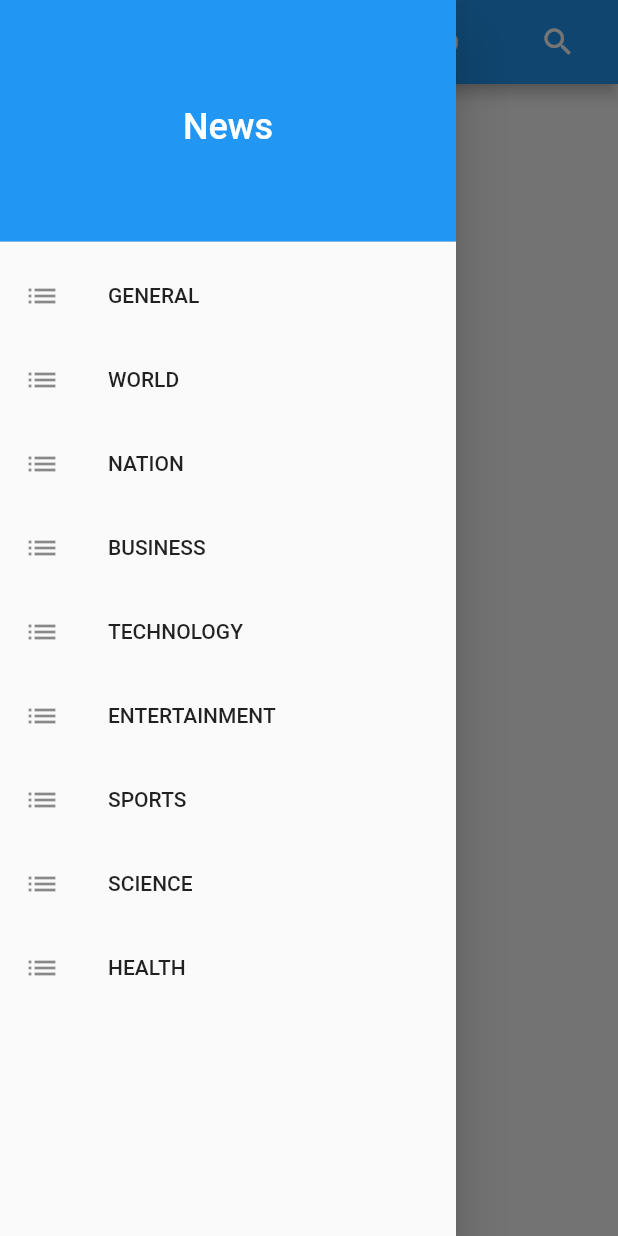
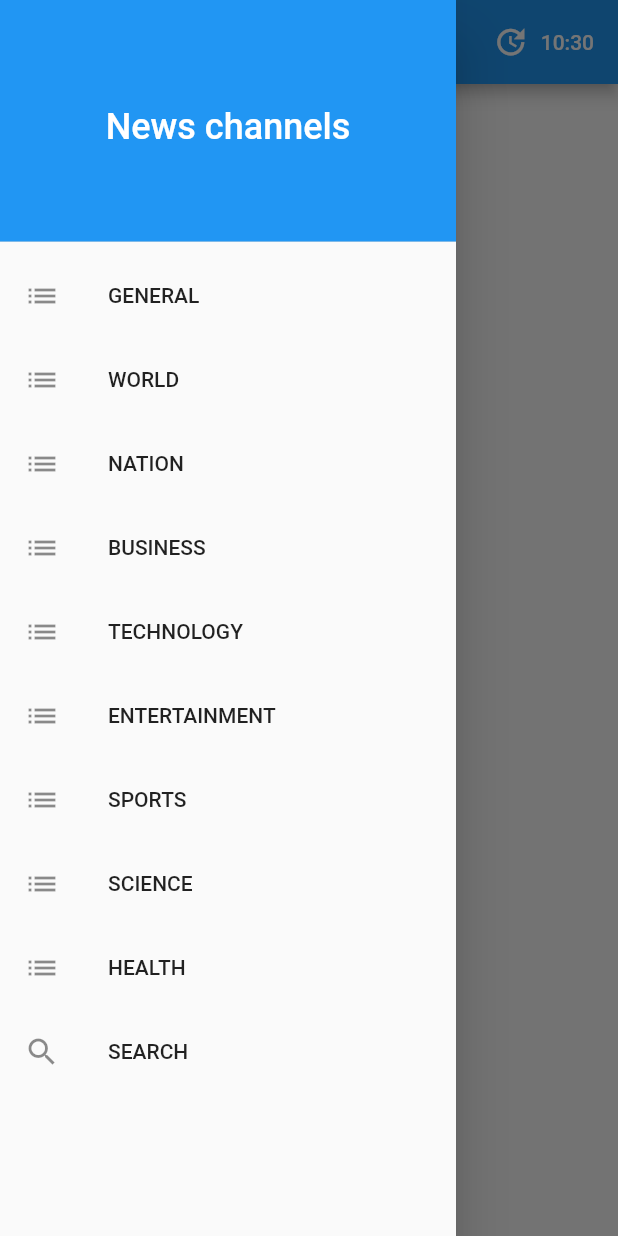
Before and after one commit to lucatrombello/mobilenewsreader, a Flutter app: the screen it shows after launch, with the side drawer open, on a phone screen of 412 x 824 dp. Run offline on Flutter 3.47's test engine with Material 2 defaults, Android fonts, the phone set to English and light mode, and no system bars; drawn by our look-alikes of pull_to_refresh; our stand-ins replace flutter_html; missing offline and left inert: webfeed; network calls fail.

Commit message:
refactor update button and search option, add scroll to top on select channel and onTap on AppBar title

```diff
--- a/lib/ArticlesWidgets/ArticlesList.dart
+++ b/lib/ArticlesWidgets/ArticlesList.dart
@@ -3,7 +3,6 @@ import 'package:flutter/material.dart';
 import 'package:http/http.dart' as http;
 import 'package:mobilenewsreader/ArticleUtils/TimeUtils.dart';
 import 'package:mobilenewsreader/ArticlesWidgets/ArticleLink.dart';
-import 'package:mobilenewsreader/ArticlesWidgets/AskNewsInputButton.dart';
 import 'package:mobilenewsreader/ArticlesWidgets/Menu.dart';
 import 'package:mobilenewsreader/ArticlesWidgets/PubDate.dart';
 import 'package:mobilenewsreader/ArticlesWidgets/ReadArticlePage.dart';
@@ -36,6 +35,7 @@ class _ArticlesState extends State<Articles> {
   RssFeed _rssFeed;
   MapEntry<String, String> _channel;
   DateTime _lastUpdate = DateTime.now();
+  ScrollController _scrollController = ScrollController();
 
   RefreshController _refreshController =
       RefreshController(initialRefresh: false);
@@ -50,8 +50,17 @@ class _ArticlesState extends State<Articles> {
   void setChannel(MapEntry<String, String> channel) {
     setState(() {
       _channel = channel;
+      _scrollToTop();
       update();
     });
+  }
+
+  void _scrollToTop() {
+    _scrollController.animateTo(
+      0.0,
+      curve: Curves.easeOut,
+      duration: const Duration(milliseconds: 300),
+    );
   }
 
   @override
@@ -83,22 +92,34 @@ class _ArticlesState extends State<Articles> {
 
   AppBar _buildAppBar(BuildContext context) {
     return AppBar(
-      title: Text(_channel.key),
+      title: GestureDetector(
+        child: Text(_channel.key),
+        onTap: _scrollToTop,
+      ),
       actions: <Widget>[
         FlatButton(
           onPressed: update,
           textColor: Theme.of(context).primaryTextTheme.body2.color,
-          child: PubDate(
-            date: _lastUpdate,
+          child: Row(
+            children: <Widget>[
+              Padding(
+                padding: const EdgeInsets.only(right: 8.0),
+                child: Icon(Icons.update),
+              ),
+              PubDate(
+                date: _lastUpdate,
+              ),
+            ],
           ),
         ),
-        AskNewsInputButton(setChannel),
       ],
     );
   }
 
   SmartRefresher _buildSmartRefresher() {
     return SmartRefresher(
+      scrollController: _scrollController,
+      primary: false,
       enablePullDown: true,
       enablePullUp: false,
       header: WaterDropHeader(),
--- a/lib/ArticlesWidgets/AskNewsInputButton.dart
+++ b/lib/ArticlesWidgets/AskNewsInputListTile.dart
@@ -1,17 +1,17 @@
 import 'package:flutter/material.dart';
 
-class AskNewsInputButton extends StatelessWidget {
+class AskNewsInputListTile extends StatelessWidget {
   final Function(MapEntry<String, String> channel) _onChannelSelected;
   final TextEditingController _textFieldController = TextEditingController();
 
-  AskNewsInputButton(this._onChannelSelected);
+  AskNewsInputListTile(this._onChannelSelected);
 
   @override
   Widget build(BuildContext context) {
-    return IconButton(
-      padding: EdgeInsets.symmetric(horizontal: 28.0),
-      icon: Icon(Icons.search),
-      onPressed: () => _displayDialog(context),
+    return ListTile(
+      leading: Icon(Icons.search),
+      title: Text('SEARCH'),
+      onTap: () => _displayDialog(context),
     );
   }
 
@@ -28,6 +28,7 @@ class AskNewsInputButton extends StatelessWidget {
             title: Text('Search'),
             content: TextField(
               autofocus: true,
+              autocorrect: false,
               controller: _textFieldController,
               decoration: InputDecoration(hintText: ""),
               onSubmitted: (String value) {
--- a/lib/ArticlesWidgets/Menu.dart
+++ b/lib/ArticlesWidgets/Menu.dart
@@ -1,4 +1,5 @@
 import 'package:flutter/material.dart';
+import 'package:mobilenewsreader/ArticlesWidgets/AskNewsInputListTile.dart';
 import 'package:mobilenewsreader/resources/channels.dart';
 
 class Menu extends StatelessWidget {
@@ -24,6 +25,10 @@ class Menu extends StatelessWidget {
     menuItems.addAll(
       _getChannelsList(context),
     );
+    menuItems.add(AskNewsInputListTile((channel) {
+      _onChannelSelected(channel);
+      Navigator.pop(context);
+    }));
 
     return menuItems;
   }
@@ -35,7 +40,7 @@ class Menu extends StatelessWidget {
       ),
       child: Center(
         child: Text(
-          'News',
+          'News channels',
           style: TextStyle(
               fontSize: 24,
               color: Theme.of(context).primaryTextTheme.body1.color),
```
